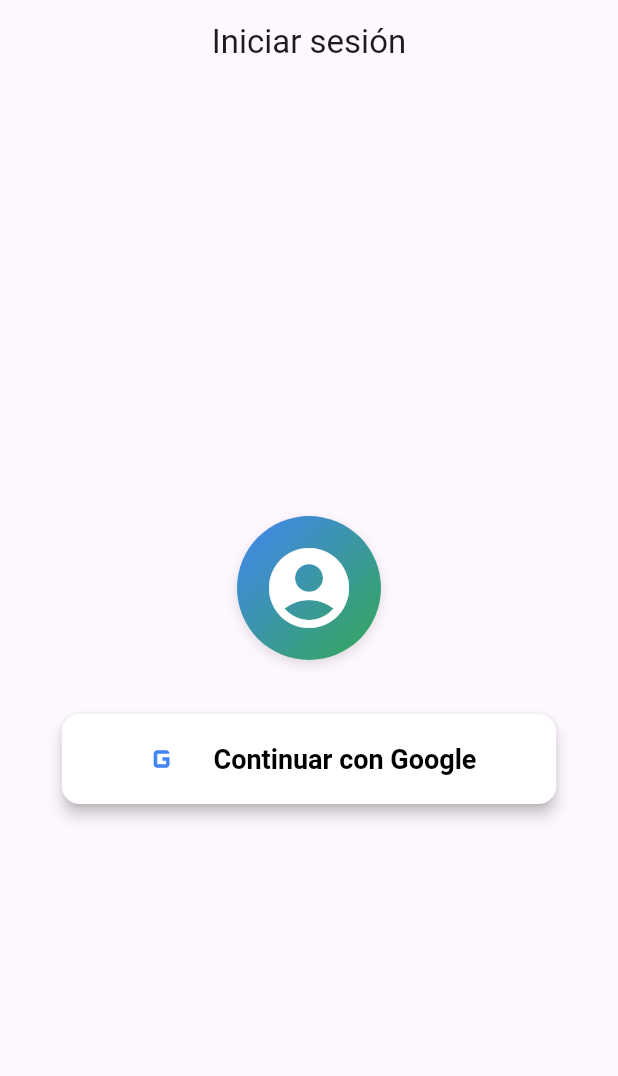
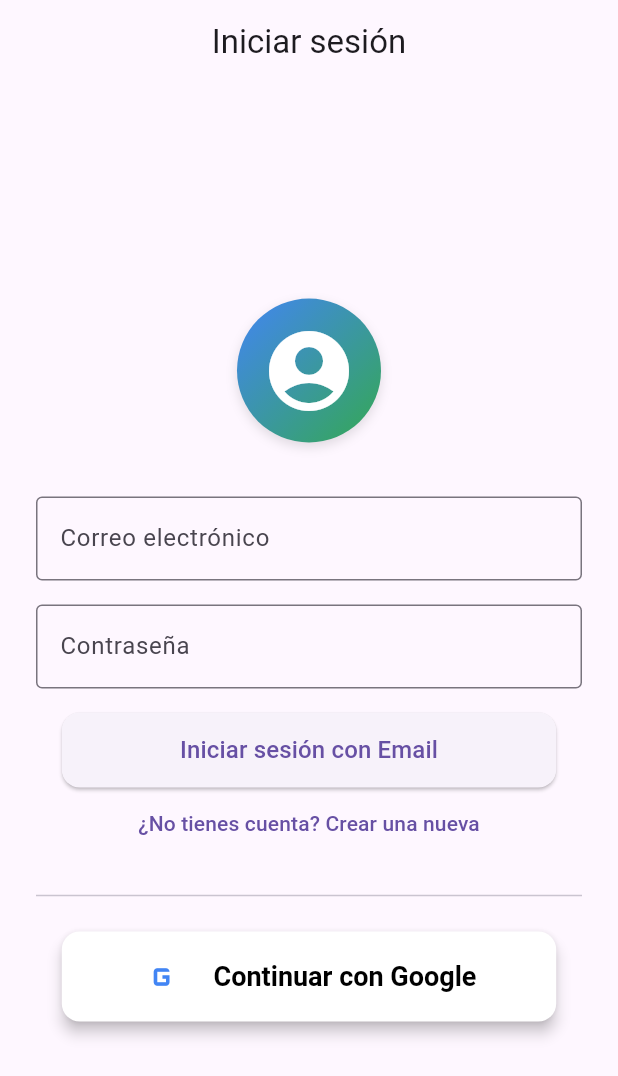
Before and after one commit to Matias0111a/DAP_CHMATI, a Flutter app: the screen it shows after launch, on a phone screen of 412 x 824 dp. Shown: the top 1076 px of the screen. Run offline on Flutter 3.47's test engine with Material 3 defaults, Android fonts, the phone set to English and light mode, and no system bars; our stand-ins replace cloud_firestore, firebase_auth, firebase_core, flutter_riverpod, go_router, google_sign_in; accounts and stored records are empty.

Commit message:
Refactor user auth and add user provider with Firestore
Refactored authentication logic to support both Google and email/password sign-in and registration, ensuring user documents are created in Firestore. Introduced a new user_provider with Riverpod for managing user state from Firestore. Updated user entity structure, simplified routing and user data passing, and improved UI/UX for login and home screens. Enhanced bandas screen with navigation and dialog improvements.

```diff
--- a/tp0login_home/loginhome1/lib/entities/user.dart
+++ b/tp0login_home/loginhome1/lib/entities/user.dart
@@ -1,34 +1,28 @@
 import 'package:firebase_auth/firebase_auth.dart';
-
 class UserLogin {
   String userName;
-  String password;
-  String? email;
-  String? direction;
+  String details;
   String? uid;
+  List<String> favouriteBands = [];
 
-  UserLogin(this.userName, this.password, this.email, this.direction, {this.uid});
+  UserLogin(this.userName, this.details, {this.uid});
 
-  factory UserLogin.fromFirebaseUser(User user, {String? direction}) {
+  factory UserLogin.fromFirebaseUser(User user) {
     final email = user.email;
     final displayName = user.displayName;
     final userName = displayName ?? (email != null ? email.split('@').first : '');
-    return UserLogin(userName, '', email, direction, uid: user.uid);
+    return UserLogin(userName, '', uid: user.uid);
   }
 
   Map<String, dynamic> toMap() => {
         'userName': userName,
-        'password': password,
-        'email': email,
-        'direction': direction,
+        'details': details,
         'uid': uid,
       };
 
   factory UserLogin.fromMap(Map<String, dynamic> map) => UserLogin(
         map['userName'] as String? ?? '',
-        map['password'] as String? ?? '',
-        map['email'] as String?,
-        map['direction'] as String?,
+        map['details'] as String? ?? '',
         uid: map['uid'] as String?,
       );
 }
--- a/tp0login_home/loginhome1/lib/presentation/screens/login_screen.dart
+++ b/tp0login_home/loginhome1/lib/presentation/screens/login_screen.dart
@@ -1,35 +1,39 @@
 import 'package:flutter/material.dart';
+import 'package:flutter_riverpod/flutter_riverpod.dart';
 import 'package:go_router/go_router.dart';
+import 'package:firebase_auth/firebase_auth.dart';
 import 'package:loginhome1/presentation/providers/auth_service.dart';
-import 'package:firebase_auth/firebase_auth.dart';
+import 'package:loginhome1/presentation/providers/user_provider.dart';
 
-class LoginScreen extends StatefulWidget {
+class LoginScreen extends ConsumerStatefulWidget {
   static const String name = 'login';
   const LoginScreen({super.key});
 
   @override
-  State<LoginScreen> createState() => _LoginScreenState();
+  ConsumerState<LoginScreen> createState() => _LoginScreenState();
 }
 
-class _LoginScreenState extends State<LoginScreen> {
+class _LoginScreenState extends ConsumerState<LoginScreen> {
   bool _loading = false;
+  bool _isLogin = true; // alterna entre login y registro
+  final _emailController = TextEditingController();
+  final _passwordController = TextEditingController();
 
+  final _auth = AuthService();
+
+  // --- Google Sign-In ---
   Future<void> _signInWithGoogle() async {
     setState(() => _loading = true);
     try {
-      final auth = AuthService();
-      await auth.signInWithGoogle();
+      await _auth.signInWithGoogle();
 
       final user = FirebaseAuth.instance.currentUser;
       final userName =
           user?.displayName ?? user?.email?.split('@').first ?? 'Usuario';
-      final direction = 'google';
+      ref.read(currentUserNameProvider.notifier).state = userName;
 
       if (!mounted) return;
-      GoRouter.of(context).go('/home', extra: {
-        'username': userName,
-        'direction': direction,
-      });
+      GoRouter.of(context).go('/home');
     } on FirebaseAuthException catch (e) {
       if (!mounted) return;
       ScaffoldMessenger.of(context).showSnackBar(
@@ -41,23 +45,95 @@ class _LoginScreenState extends State<LoginScreen> {
         SnackBar(content: Text('Error Google Sign-In: $e')),
       );
     } finally {
+      if (mounted) setState(() => _loading = false);
+    }
+  }
+
+  // --- Email/Password Sign-In o Register ---
+  Future<void> _signInOrRegisterEmail() async {
+    final email = _emailController.text.trim();
+    final password = _passwordController.text.trim();
+
+    if (email.isEmpty || password.isEmpty) {
+      ScaffoldMessenger.of(context).showSnackBar(
+        const SnackBar(content: Text('Por favor completa todos los campos.')),
+      );
+      return;
+    }
+
+    setState(() => _loading = true);
+    try {
+      UserCredential cred;
+      if (_isLogin) {
+        cred = await _auth.signInWithEmail(email, password);
+      } else {
+        cred = await _auth.registerWithEmail(email, password);
+      }
+
+      final user = cred.user;
+      if (user != null) {
+        final userName = user.email?.split('@').first ?? 'Usuario';
+        final direction = _isLogin ? 'login' : 'register';
+        ref.read(currentUserNameProvider.notifier).state = userName;
+
         if (!mounted) return;
-      setState(() => _loading = false);
+        GoRouter.of(context).go('/home', extra: {
+          'username': userName,
+          'direction': direction,
+        });
+      }
+    } on FirebaseAuthException catch (e) {
+      String errorMessage;
+      switch (e.code) {
+        case 'user-not-found':
+          errorMessage = 'No existe una cuenta con ese correo.';
+          break;
+        case 'wrong-password':
+          errorMessage = 'La contraseña es incorrecta.';
+          break;
+        case 'email-already-in-use':
+          errorMessage = 'Ya existe una cuenta con ese correo.';
+          break;
+        case 'invalid-email':
+          errorMessage = 'El correo electrónico no es válido.';
+          break;
+        case 'weak-password':
+          errorMessage = 'La contraseña es demasiado débil.';
+          break;
+        default:
+          errorMessage = 'Error: ${e.message ?? e.code}';
+      }
+
+      if (!mounted) return;
+      ScaffoldMessenger.of(context).showSnackBar(
+        SnackBar(content: Text(errorMessage)),
+      );
+    } catch (e) {
+      if (!mounted) return;
+      ScaffoldMessenger.of(context).showSnackBar(
+        SnackBar(content: Text('Error inesperado: $e')),
+      );
+    } finally {
+      if (mounted) setState(() => _loading = false);
     }
   }
 
   @override
   Widget build(BuildContext context) {
     final double buttonWidth = MediaQuery.of(context).size.width * 0.8;
+
     return Scaffold(
       appBar: AppBar(
         title: const Text('Iniciar sesión'),
         centerTitle: true,
       ),
       body: Center(
+        child: SingleChildScrollView(
+          padding: const EdgeInsets.all(24),
           child: Column(
             mainAxisSize: MainAxisSize.min,
             children: [
+              // --- Avatar circular ---
               Container(
                 width: 96,
                 height: 96,
@@ -76,7 +152,7 @@ class _LoginScreenState extends State<LoginScreen> {
                     ),
                   ],
                 ),
-              child: CircleAvatar(
+                child: const CircleAvatar(
                   backgroundColor: Colors.transparent,
                   child: Icon(
                     Icons.account_circle,
@@ -86,9 +162,71 @@ class _LoginScreenState extends State<LoginScreen> {
                 ),
               ),
 
-
               const SizedBox(height: 36),
 
+              // --- Campos de email y contraseña ---
+              TextField(
+                controller: _emailController,
+                decoration: const InputDecoration(
+                  labelText: 'Correo electrónico',
+                  border: OutlineInputBorder(),
+                ),
+              ),
+              const SizedBox(height: 16),
+              TextField(
+                controller: _passwordController,
+                obscureText: true,
+                decoration: const InputDecoration(
+                  labelText: 'Contraseña',
+                  border: OutlineInputBorder(),
+                ),
+              ),
+              const SizedBox(height: 16),
+
+              // --- Botón de login / registro ---
+              SizedBox(
+                width: buttonWidth > 500 ? 500 : buttonWidth,
+                child: ElevatedButton(
+                  onPressed: _loading ? null : _signInOrRegisterEmail,
+                  style: ElevatedButton.styleFrom(
+                    minimumSize: const Size.fromHeight(50),
+                    shape: RoundedRectangleBorder(
+                      borderRadius: BorderRadius.circular(12),
+                    ),
+                  ),
+                  child: _loading
+                      ? const SizedBox(
+                          width: 24,
+                          height: 24,
+                          child: CircularProgressIndicator(strokeWidth: 2),
+                        )
+                      : Text(
+                          _isLogin
+                              ? 'Iniciar sesión con Email'
+                              : 'Registrarse con Email',
+                          style: const TextStyle(fontSize: 16),
+                        ),
+                ),
+              ),
+
+              TextButton(
+                onPressed: () {
+                  setState(() {
+                    _isLogin = !_isLogin;
+                  });
+                },
+                child: Text(
+                  _isLogin
+                      ? '¿No tienes cuenta? Crear una nueva'
+                      : '¿Ya tienes cuenta? Iniciar sesión',
+                ),
+              ),
+
+              const SizedBox(height: 16),
+              const Divider(),
+              const SizedBox(height: 16),
+
+              // --- Botón de Google Sign-In ---
               SizedBox(
                 width: buttonWidth > 500 ? 500 : buttonWidth,
                 child: ElevatedButton(
@@ -96,13 +234,12 @@ class _LoginScreenState extends State<LoginScreen> {
                     backgroundColor: Colors.white,
                     foregroundColor: Colors.black,
                     minimumSize: const Size.fromHeight(60),
-                  padding: const EdgeInsets.symmetric(horizontal: 24),
                     shape: RoundedRectangleBorder(
                       borderRadius: BorderRadius.circular(12),
                     ),
                     elevation: 4,
-                  textStyle:
-                      const TextStyle(fontSize: 18, fontWeight: FontWeight.w600),
+                    textStyle: const TextStyle(
+                        fontSize: 18, fontWeight: FontWeight.w600),
                   ),
                   onPressed: _loading ? null : _signInWithGoogle,
                   child: _loading
@@ -115,16 +252,10 @@ class _LoginScreenState extends State<LoginScreen> {
                           mainAxisSize: MainAxisSize.min,
                           mainAxisAlignment: MainAxisAlignment.center,
                           children: const [
-                          Icon(
-                            Icons.g_mobiledata,
-                            size: 28,
-                            color: Color(0xFF4285F4),
-                          ),
+                            Icon(Icons.g_mobiledata,
+                                size: 28, color: Color(0xFF4285F4)),
                             SizedBox(width: 20),
-                          Text(
-                            'Continuar con Google',
-                            style: TextStyle(fontSize: 18),
-                          ),
+                            Text('Continuar con Google'),
                           ],
                         ),
                 ),
@@ -132,6 +263,7 @@ class _LoginScreenState extends State<LoginScreen> {
             ],
           ),
         ),
+      ),
     );
   }
 }
```
Also changed, not shown: tp0login_home/loginhome1/lib/core/router/app_router.dart (+7 -10 lines), tp0login_home/loginhome1/lib/entities/bandas.dart (+18 -9 lines), tp0login_home/loginhome1/lib/presentation/providers/auth_service.dart (+59 -64 lines), tp0login_home/loginhome1/lib/presentation/providers/user_provider.dart (added, +45 -0 lines), tp0login_home/loginhome1/lib/presentation/screens/bandas_screen.dart (+75 -56 lines), tp0login_home/loginhome1/lib/presentation/screens/home_screen.dart (+22 -20 lines). Lines whose indentation alone changed are shown as unchanged.
